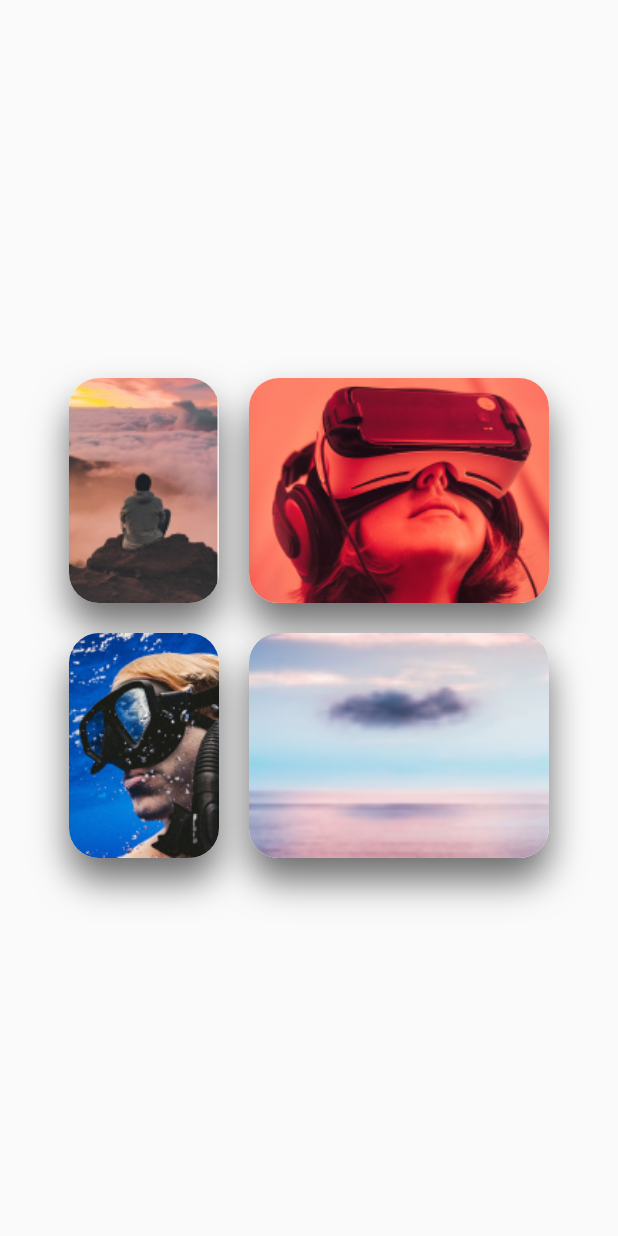
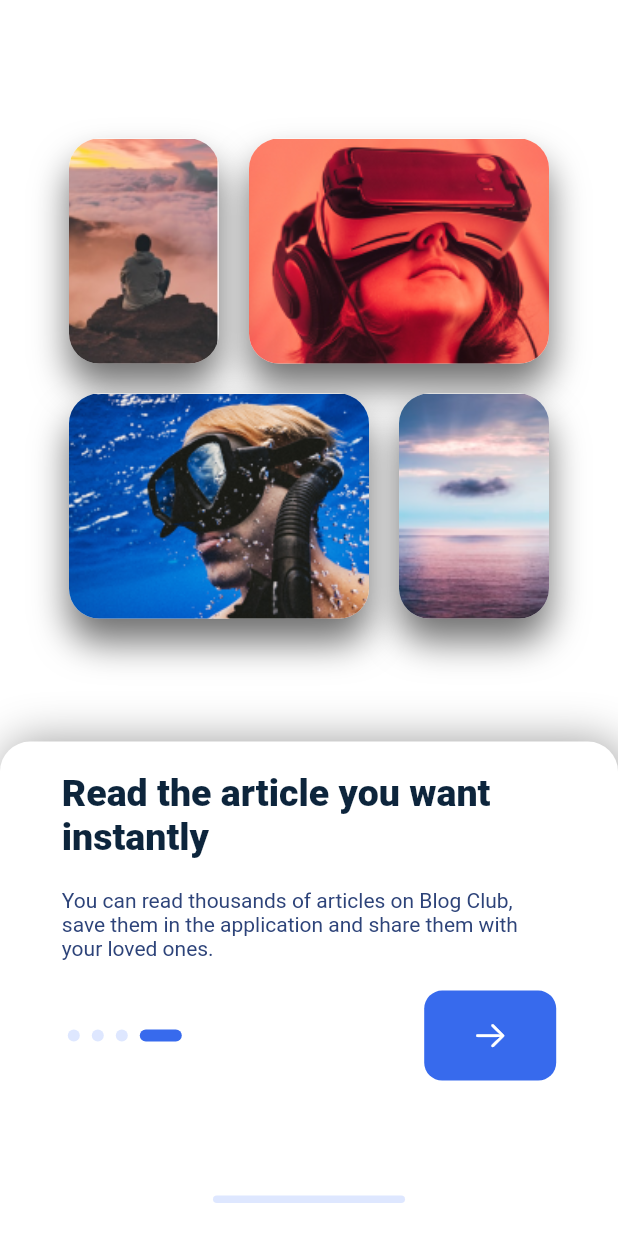
Before and after one commit to arunjewel/blogging_application, a Flutter app: the screen it shows after launch, on a phone screen of 412 x 824 dp. Run offline on Flutter 3.47's test engine with Material 2 defaults, Android fonts, the phone set to English and light mode, and no system bars; our stand-ins replace google_fonts; Roboto replaces fonts that are missing (Tajawal).

Commit message:
welcome page ui design/ bottom section

```diff
--- /dev/null
+++ b/lib/core/colors.dart
@@ -0,0 +1,11 @@
+import 'package:flutter/material.dart';
+
+///app theme colors
+const themeMainColor= Color.fromRGBO(55, 106, 237, 1);
+const backgroundColor=Colors.white;
+///text colors
+const themeTextColor=  Color.fromRGBO(45, 67, 121, 1);
+const themeTextColorDark=Color.fromRGBO(13, 37, 60, 1);
+
+///icon colors
+const fadedIconColor= Color.fromRGBO(222, 231, 255, 1);
--- a/lib/core/constants.dart
+++ b/lib/core/constants.dart
@@ -1,5 +1,18 @@
+import 'package:blogging_application/core/colors.dart';
+import 'package:flutter/material.dart';
+import 'package:google_fonts/google_fonts.dart';
+
 /// asset const
-const welcomePageImage1="assets/images/welcome_image1.png";
-const welcomePageImage2="assets/images/welcome_image2.png";
-const welcomePageImage3="assets/images/welcome_image3.png";
-const welcomePageImage4="assets/images/welcome_image4.png";
+const welcomePageImage1 = "assets/images/welcome_image1.png";
+const welcomePageImage2 = "assets/images/welcome_image2.png";
+const welcomePageImage3 = "assets/images/welcome_image3.png";
+const welcomePageImage4 = "assets/images/welcome_image4.png";
+
+///Text Styles
+final mainTextStyle = GoogleFonts.tajawal();
+
+final headerTextStyle = mainTextStyle.copyWith(
+    color: themeTextColorDark, fontSize: 25, fontWeight: FontWeight.w800);
+
+final subTextStyle = mainTextStyle.copyWith(
+    fontSize: 14, fontWeight: FontWeight.w400, color: themeTextColor);
--- a/lib/ui/welcome_screen/screens/welcome_screen.dart
+++ b/lib/ui/welcome_screen/screens/welcome_screen.dart
@@ -1,6 +1,8 @@
 import 'package:blogging_application/core/constants.dart';
+import 'package:flutter/cupertino.dart';
 import 'package:flutter/material.dart';
 
+import '../../../core/colors.dart';
 import '../widgets/welcome_page_image_card.dart';
 
 class WelcomeScreen extends StatelessWidget {
@@ -8,25 +10,137 @@ class WelcomeScreen extends StatelessWidget {
 
   @override
   Widget build(BuildContext context) {
+    final Size screenSize = MediaQuery.of(context).size;
     return Scaffold(
+        backgroundColor: backgroundColor,
         body: Column(
           mainAxisAlignment: MainAxisAlignment.center,
           children: [
+            SizedBox(
+              height: screenSize.height * 0.1,
+            ),
             Row(
               mainAxisAlignment: MainAxisAlignment.center,
               children: const [
                 WelcomePageImageCard(imagePath: welcomePageImage1),
-            WelcomePageImageCard(imagePath: welcomePageImage2, imageWidth: 200),
+                WelcomePageImageCard(
+                    imagePath: welcomePageImage2, imageWidth: 200),
               ],
             ),
             Row(
               mainAxisAlignment: MainAxisAlignment.center,
               children: const [
-            WelcomePageImageCard(imagePath: welcomePageImage3),
-            WelcomePageImageCard(imagePath: welcomePageImage4, imageWidth: 200),
+                WelcomePageImageCard(
+                    imagePath: welcomePageImage3, imageWidth: 200),
+                WelcomePageImageCard(
+                  imagePath: welcomePageImage4,
+                ),
               ],
             ),
+            const Spacer(),
+            Container(
+                width: screenSize.width,
+                height: screenSize.height * 0.4,
+                decoration: const BoxDecoration(
+                  boxShadow: [
+                    BoxShadow(
+                      color: Colors.grey,
+                      blurRadius: 25.0,
+                      offset: Offset(3.0, 0),
+                    ),
+                  ],
+                  color: backgroundColor,
+                  borderRadius: BorderRadius.only(
+                    topLeft: Radius.circular(20),
+                    topRight: Radius.circular(20),
+                  ),
+                ),
+                child: Container(
+                  margin: const EdgeInsets.all(20),
+                  child: Column(
+                    children: [
+                      Container(
+                          width: screenSize.width * 0.8,
+                          child: Text("Read the article you want instantly",
+                              style: headerTextStyle)),
+                      Container(
+                        margin: const EdgeInsets.only(top: 20, bottom: 20),
+                        width: screenSize.width * 0.8,
+                        child: Text(
+                            "You can read thousands of articles on Blog Club, save them in the application and share them with your loved ones.",
+                            style: subTextStyle),
+                      ),
+                      Container(
+                        width: screenSize.width * 0.8,
+                        child: Row(
+                          children: [
+                            const CircleIconFaded(),
+                            const CircleIconFaded(),
+                            const CircleIconFaded(),
+                            Container(
+                              height: 8,
+                              width: 28,
+                              margin: const EdgeInsets.all(4),
+                              decoration: const BoxDecoration(
+                                color: themeMainColor,
+                                borderRadius: BorderRadius.all(
+                                  Radius.circular(12.0),
+                                ),
+                              ),
+                            ),
+                            const Spacer(),
+                            Container(
+                              height: 60,
+                              width: 88,
+                              decoration: const BoxDecoration(
+                                color: themeMainColor,
+                                borderRadius: BorderRadius.all(
+                                  Radius.circular(12.0),
+                                ),
+                              ),
+                              child: const Center(
+                                child: Icon(
+                                  CupertinoIcons.arrow_right,
+                                  color: backgroundColor,
+                                ),
+                              ),
+                            ),
+                          ],
+                        ),
+                      ),
+                      const Spacer(),
+                      Container(
+                        height: 5,
+                        width: 128,
+                        margin: const EdgeInsets.all(2),
+                        decoration: const BoxDecoration(
+                          color: fadedIconColor,
+                          borderRadius: BorderRadius.all(
+                            Radius.circular(12.0),
+                          ),
+                        ),
+                      ),
+                    ],
+                  ),
+                )),
           ],
         ));
   }
 }
+
+class CircleIconFaded extends StatelessWidget {
+  const CircleIconFaded({
+    Key? key,
+  }) : super(key: key);
+
+  @override
+  Widget build(BuildContext context) {
+    return Container(
+      margin: const EdgeInsets.all(4),
+      height: 8,
+      width: 8,
+      decoration:
+          const BoxDecoration(shape: BoxShape.circle, color: fadedIconColor),
+    );
+  }
+}
--- a/pubspec.yaml
+++ b/pubspec.yaml
@@ -18,6 +18,7 @@ dependencies:
 
   cupertino_icons: ^1.0.2
   flutter_svg: ^1.0.3
+  google_fonts: ^2.3.1
 
 dev_dependencies:
   flutter_test:
```
Also changed, not shown: pubspec.lock. Lines whose indentation alone changed are shown as unchanged.
